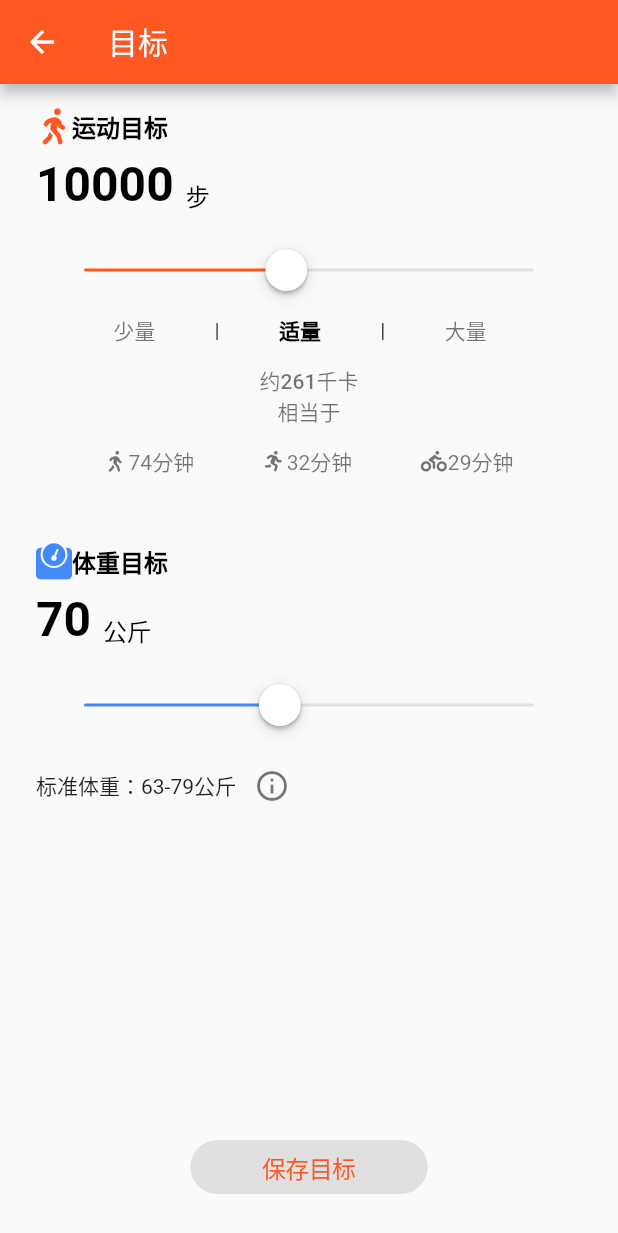
After one commit to viegoooo/flutter_fit, a Flutter app: the GoalPage screen opened by its route, on a phone screen of 412 x 824 dp. The commit adds this screen. Shown: the top 1233 px of the screen. Run offline on Flutter 3.47's test engine with Material 2 defaults, Android fonts, the phone set to English and light mode, and no system bars; our stand-ins replace charts_flutter, fluro, font_awesome_flutter, intro_slider; project files that could hold a hidden picture were left out.

Commit message:
添加 目标界面，设置运动目标步数，体重目标。更新README。

```diff
--- a/lib/main.dart
+++ b/lib/main.dart
@@ -1,7 +1,8 @@
 import 'package:flutter/material.dart';
 import 'package:flutter/services.dart';
+import 'package:flutter_fit/page/me/goal_page.dart';
 import 'package:flutter_fit/page/me/me_routers.dart';
-import 'package:flutter_fit/page/me/personal_information.dart';
+import 'package:flutter_fit/page/me/personal_information_page.dart';
 import 'package:flutter_fit/page/sport/sports_routers.dart';
 import 'package:flutter_fit/page/welcome/login_or_register_page.dart';
 import 'package:flutter_fit/page/welcome/splash_page.dart';
@@ -45,8 +46,8 @@ class MyApp extends StatelessWidget {
       ),
 
       ///程序的第一个界面，一般需要用Scaffold 包裹的 Material风格的widget
-      //home: SplashPage(),
-      home: PersonalInfoPage(),
+      home: SplashPage(),
+      //home: GoalPage(),
       onGenerateRoute: NavigatorUtils.mRouter.generator,
       //home: SportsHistoryPage(),
 //      routes: {
--- /dev/null
+++ b/lib/page/me/goal_page.dart
@@ -0,0 +1,71 @@
+import 'package:flutter/cupertino.dart';
+import 'package:flutter/material.dart';
+import 'package:flutter_fit/common/route/fluro_navigator_utils.dart';
+import 'package:flutter_fit/page/me/slider/sports_goal_slider.dart';
+import 'package:flutter_fit/page/me/slider/weigth_goal_slider.dart';
+
+///[CupertinoSlider] 设置最大值 ，最小值，这区间的段数divisions。
+///[CupertinoButton]
+///
+class GoalPage extends StatelessWidget {
+
+  @override
+  Widget build(BuildContext context) {
+    //暂时的目标
+    double provisionalSportGoal;
+    double provisionalWeightGoal;
+
+
+    return Material(
+      child: Scaffold(
+        appBar: _buildAppBar(context),
+        body: Column(
+          children: <Widget>[
+            SportsGoal(onChanged: (sportsGoal){
+              provisionalSportGoal = sportsGoal;
+
+            },),
+            WeightGoal(
+              height: 178,onChanged: (weightGoal){
+              provisionalWeightGoal = weightGoal;
+            },
+            ),
+            Expanded(
+              child: SizedBox(),
+            ),
+            CupertinoButton(
+                minSize: 28,
+                padding: EdgeInsets.symmetric(horizontal: 48, vertical: 6),
+                child: Text(
+                  "保存目标",
+                  style: TextStyle(color: Colors.deepOrange, fontSize: 16),
+                ),
+                onPressed: () {
+                  _saveGoalData(context);
+                },
+                color: Colors.grey[300],
+                borderRadius: BorderRadius.circular(18),
+                disabledColor: Colors.grey[600],
+                pressedOpacity: 0.8),
+            SizedBox(height: 28,),
+
+          ],
+        ),
+      ),
+    );
+  }
+}
+
+_saveGoalData([BuildContext context]) {
+  //TODO 保存个人信息
+
+  //返回。
+  NavigatorUtils.goBack(context);
+}
+
+_buildAppBar(BuildContext context) {
+  return AppBar(
+    title: Text("目标"),
+    leading: IconButton(icon: Icon(Icons.arrow_back),onPressed: ()=>NavigatorUtils.goBack(context),),
+  );
+}
--- a/lib/page/me/me_page.dart
+++ b/lib/page/me/me_page.dart
@@ -152,10 +152,10 @@ class _MePageState extends State<MePage> {
         mainAxisSize: MainAxisSize.max,
         mainAxisAlignment: MainAxisAlignment.spaceEvenly,
         children: <Widget>[
+          _buildButtonColumn(Icons.flag, "Goal", MeRouters.goal),
           _buildButtonColumn(Icons.accessibility, "Info", MeRouters.personalInformation),
           _buildButtonColumn(Icons.group, "group", "/login"),
           _buildButtonColumn(Icons.message, "message", "/login"),
-          _buildButtonColumn(Icons.flag, "Goal", "/login"),
         ],
       ),
     );
--- a/lib/page/me/me_routers.dart
+++ b/lib/page/me/me_routers.dart
@@ -1,8 +1,9 @@
 import 'package:fluro/fluro.dart';
 import 'package:flutter_fit/common/route/fluro_navigator_utils.dart';
+import 'package:flutter_fit/page/me/goal_page.dart';
 import 'package:flutter_fit/page/me/interest_attention_page.dart';
 import 'package:flutter_fit/page/me/me_page.dart';
-import 'package:flutter_fit/page/me/personal_information.dart';
+import 'package:flutter_fit/page/me/personal_information_page.dart';
 
 class MeRouters implements IRouter{
   static String me = "/me";
@@ -17,6 +18,7 @@ class MeRouters implements IRouter{
     router.define(me, handler: Handler(handlerFunc: (_, params) => MePage()));
     router.define(personalInformation, handler: Handler(handlerFunc: (_, params) => PersonalInfoPage()));
     router.define(interestAndAttention, handler: Handler(handlerFunc: (_, params) => InterestPage()));
+    router.define(goal, handler: Handler(handlerFunc: (_, params) => GoalPage()));
   }
 
 }
--- a/lib/page/me/personal_information.dart
+++ b/lib/page/me/personal_information_page.dart
@@ -58,7 +58,6 @@ class _PersonalInfoPageState extends State<PersonalInfoPage> {
         icon: Icon(
           Icons.arrow_back,
           size: 24,
-          color: FitColor.mainTextColor,
         ),
       ),
       title: Text('个人资料'),
--- /dev/null
+++ b/lib/page/me/slider/sports_goal_slider.dart
@@ -0,0 +1,133 @@
+import 'package:flutter/cupertino.dart';
+import 'package:flutter/material.dart';
+import 'package:font_awesome_flutter/font_awesome_flutter.dart';
+
+class SportsGoal extends StatefulWidget {
+  final double currentGoal;
+  final ValueChanged<double> onChanged;
+
+  const SportsGoal({Key key, this.currentGoal:10000, this.onChanged}) : super(key: key);
+
+
+  @override
+  _SportsGoalState createState() => _SportsGoalState();
+}
+
+class _SportsGoalState extends State<SportsGoal> {
+  // goal范围：  2000 - 20000
+  double currentValue ;
+
+  @override
+  void initState() {
+    currentValue = widget.currentGoal;
+    super.initState();
+  }
+
+  @override
+  Widget build(BuildContext context) {
+    return Container(
+      padding: EdgeInsets.symmetric(horizontal: 24,vertical: 16),
+      child: Column(
+        children: <Widget>[
+          Row(
+            crossAxisAlignment: CrossAxisAlignment.end,
+            children: <Widget>[
+              Icon(FontAwesomeIcons.walking,color: Colors.deepOrange,size: 24,),
+              Text('运动目标',style: TextStyle(color: Colors.black,fontSize: 16,fontWeight: FontWeight.bold),),
+            ],
+          ),
+          Padding(
+            padding: const EdgeInsets.symmetric(vertical: 8),
+            child: Row(
+              crossAxisAlignment: CrossAxisAlignment.end,
+              children: <Widget>[
+                Text("${currentValue.toInt()} ",style: TextStyle(color: Colors.black,fontSize: 32,fontWeight: FontWeight.bold),),
+                Text('步',style: TextStyle(color: Colors.black,fontSize: 16,fontWeight: FontWeight.w500)),
+              ],
+            ),
+          ),
+
+          Container(
+            width: MediaQuery.of(context).size.width,
+            padding: const EdgeInsets.symmetric(horizontal: 24,vertical: 8),
+            child: CupertinoSlider(
+                value: currentValue,
+                min: 2000,
+                max: 20000,
+                divisions: 18,
+//                activeColor:Colors.red,
+                onChanged: (double value) {
+                  print('value =  $value');
+                  if(widget.onChanged!=null){
+                    widget.onChanged(value);
+                  }
+                  setState(() {
+                    currentValue = value;
+                  });
+                }),
+          ),
+
+
+          Padding(
+            padding: const EdgeInsets.only(left:12,right: 24,bottom: 12),
+            child: Row(
+              mainAxisAlignment: MainAxisAlignment.spaceEvenly,
+              children: <Widget>[
+                Text('少量',style: TextStyle(fontSize: 14,fontWeight:(currentValue<=7000)?FontWeight.bold:FontWeight.w400,color: (currentValue<=7000)?Colors.black:Colors.black54),),
+                Text("|"),
+                Text('适量',style: TextStyle(fontSize: 14,fontWeight:(currentValue>7000&&currentValue<14000)?FontWeight.bold:FontWeight.w400,color: (currentValue>7000&&currentValue<14000)?Colors.black:Colors.black54),),
+                Text("|"),
+                Text('大量',style: TextStyle(fontSize: 14,fontWeight:(currentValue>=14000)?FontWeight.bold:FontWeight.w400,color: (currentValue>=14000)?Colors.black:Colors.black54),),
+
+              ],
+            ),
+          ),
+
+          Text('约${(currentValue*0.02615).toInt()}千卡',style: TextStyle(fontSize: 14,fontWeight: FontWeight.w500,color: Colors.black54),),
+          Text('相当于',style: TextStyle(fontSize: 14,fontWeight: FontWeight.w500,color: Colors.black54),),
+
+
+          Padding(
+            padding: const EdgeInsets.symmetric(vertical: 12),
+            child: Row(
+              mainAxisAlignment: MainAxisAlignment.spaceEvenly,
+              children: <Widget>[
+                ///相当于大概的走路时间
+                Row(
+                  mainAxisSize: MainAxisSize.min,
+                  children: <Widget>[
+                    Icon(FontAwesomeIcons.walking,size: 14,color: Colors.black54),
+                    SizedBox(width: 2,),
+                    Text('${currentValue*0.74~/100}分钟',style: TextStyle(color: Colors.black54),),
+                  ],
+                ),
+                ///相当于大概的跑步时间
+                Row(
+                  mainAxisSize: MainAxisSize.min,
+                  children: <Widget>[
+                    Icon(FontAwesomeIcons.running,size: 14,color: Colors.black54),
+                    SizedBox(width: 2,),
+                    Text('${currentValue*0.32~/100}分钟' ,style: TextStyle(color: Colors.black54),),
+                  ],
+                ),
+                ///相当于大概的骑行时间
+                Row(
+                  mainAxisSize: MainAxisSize.min,
+                  children: <Widget>[
+                    Icon(FontAwesomeIcons.biking,size: 14,color: Colors.black54,),
+                    SizedBox(width: 4,),
+                    Text('${currentValue*0.29~/100}分钟',style: TextStyle(color: Colors.black54),),
+                  ],
+                ),
+
+              ],
+
+            ),
+          ),
+
+
+        ],
+      ),
+    );
+  }
+}
--- /dev/null
+++ b/lib/page/me/slider/weigth_goal_slider.dart
@@ -0,0 +1,84 @@
+import 'package:flutter/cupertino.dart';
+import 'package:flutter/material.dart';
+import 'package:font_awesome_flutter/font_awesome_flutter.dart';
+
+
+///
+/// BMI = 体重/（身高*身高）   20-25 => 体重 = 20*身高*身高    -    25*身高*身高
+///
+class WeightGoal extends StatefulWidget {
+  final double currentGoal;
+  //身高 是计算标准体重的必要条件
+  final double height;
+  final ValueChanged<double> onChanged;
+  const WeightGoal({Key key, this.currentGoal:70, this.onChanged, @required this.height}) : super(key: key);
+
+  @override
+  _WeightGoalState createState() => _WeightGoalState();
+}
+
+class _WeightGoalState extends State<WeightGoal> {
+  // goal范围： 10 - 150
+  double currentValue ;
+
+  @override
+  void initState() {
+    currentValue = widget.currentGoal;
+    super.initState();
+  }
+
+  @override
+  Widget build(BuildContext context) {
+    return Container(
+      padding: EdgeInsets.symmetric(horizontal: 24,vertical: 16),
+      child: Column(
+        children: <Widget>[
+          Row(
+            crossAxisAlignment: CrossAxisAlignment.end,
+            children: <Widget>[
+              Icon(FontAwesomeIcons.weight,color: Colors.blueAccent,size: 24,),
+              Text('体重目标',style: TextStyle(color: Colors.black,fontSize: 16,fontWeight: FontWeight.bold),),
+            ],
+          ),
+          Padding(
+            padding: const EdgeInsets.symmetric(vertical: 8),
+            child: Row(
+              crossAxisAlignment: CrossAxisAlignment.end,
+              children: <Widget>[
+                Text("${currentValue.toInt()} ",style: TextStyle(color: Colors.black,fontSize: 32,fontWeight: FontWeight.bold),),
+                Text('公斤',style: TextStyle(color: Colors.black,fontSize: 16,fontWeight: FontWeight.w500)),
+              ],
+            ),
+          ),
+
+          Container(
+            width: MediaQuery.of(context).size.width,
+            padding: const EdgeInsets.symmetric(horizontal: 24,vertical: 8),
+            child: CupertinoSlider(
+                value: currentValue,
+                min: 10,
+                max: 150,
+                divisions: 140,
+                activeColor:Colors.blueAccent,
+                onChanged: (double value) {
+                  print('value =  $value');
+                  if(widget.onChanged!=null){
+                    widget.onChanged(value);
+                  }
+                  setState(() {
+                    currentValue = value;
+                  });
+                }),
+          ),
+
+          Row(
+            children: <Widget>[
+              Text('标准体重：${20*widget.height*widget.height~/10000}-${25*widget.height*widget.height~/10000}公斤'),
+              IconButton(icon: Icon(Icons.info_outline,color: Colors.black54),onPressed: (){},),
+            ],
+          ),
+        ],
+      ),
+    );
+  }
+}
```
Also changed, not shown: screen_shot/Screenshot_goalpage.png (added), screen_shot/Screenshot_homepage.jpg, screen_shot/Screenshot_mepage.jpg, screen_shot/Screenshot_personal_birth.png (added), screen_shot/Screenshot_personal_gender.png (added), screen_shot/Screenshot_personal_height.png (added), screen_shot/Screenshot_personal_info.png (added), screen_shot/Screenshot_personal_interest.png (added), screen_shot/Screenshot_sportspage.jpg, 1 other file.
